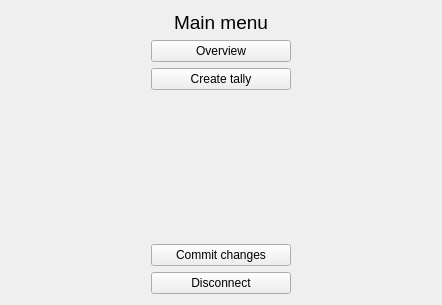
Above: packages/memmer/gui/ui_files/MainMenuWidget.ui from Krzmbrzl/memmer before the change. Below: the same form after it.
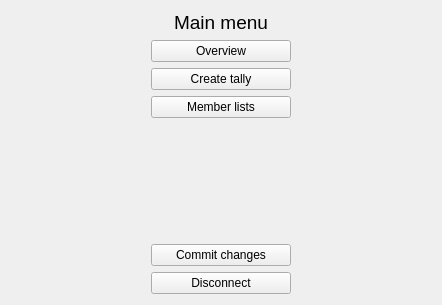
That is the form after the change.

Commit message: Add member-list page to the GUI

What changed in the file:
```diff
--- a/packages/memmer/gui/ui_files/MainMenuWidget.ui
+++ b/packages/memmer/gui/ui_files/MainMenuWidget.ui
@@ -55,7 +55,7 @@
      </property>
     </widget>
    </item>
-   <item row="5" column="1">
+   <item row="6" column="1">
     <widget class="QPushButton" name="disconnect_button">
      <property name="text">
       <string>Disconnect</string>
@@ -70,6 +70,13 @@
     </widget>
    </item>
    <item row="3" column="1">
+    <widget class="QPushButton" name="member_list_button">
+     <property name="text">
+      <string>Member lists</string>
+     </property>
+    </widget>
+   </item>
+   <item row="4" column="1">
     <spacer name="verticalSpacer_2">
      <property name="orientation">
       <enum>Qt::Orientation::Vertical</enum>
@@ -95,7 +102,7 @@
      </property>
     </spacer>
    </item>
-   <item row="4" column="1">
+   <item row="5" column="1">
     <widget class="QPushButton" name="commit_button">
      <property name="text">
       <string>Commit changes</string>
```
The commit also changes 10 other files.
